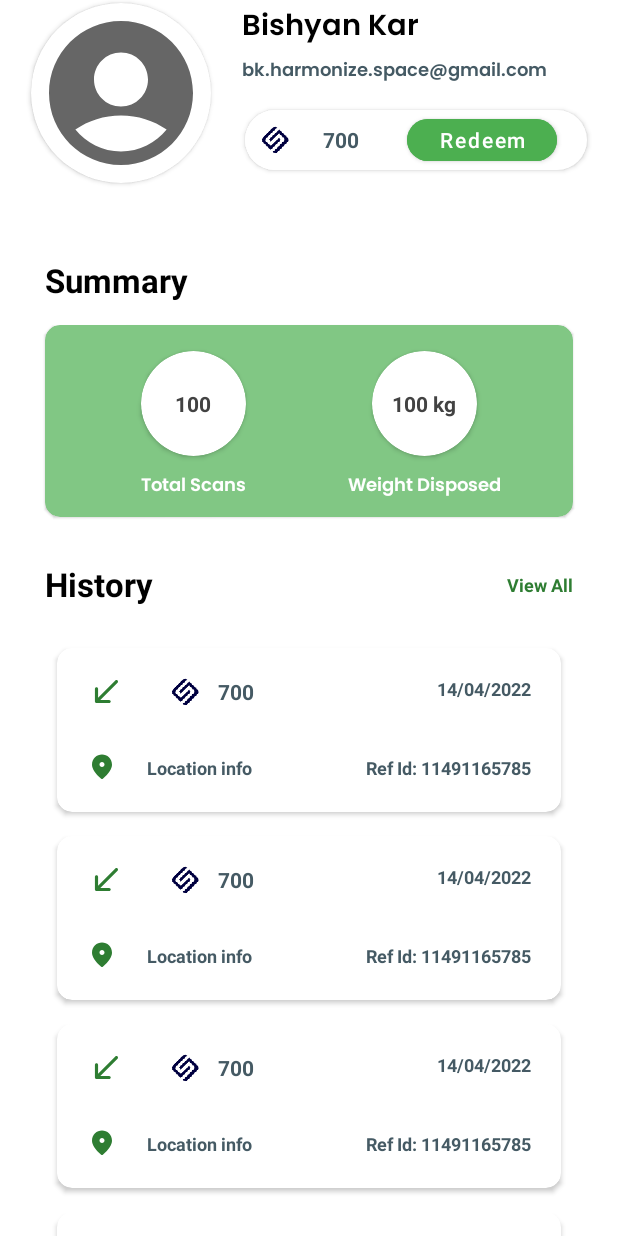
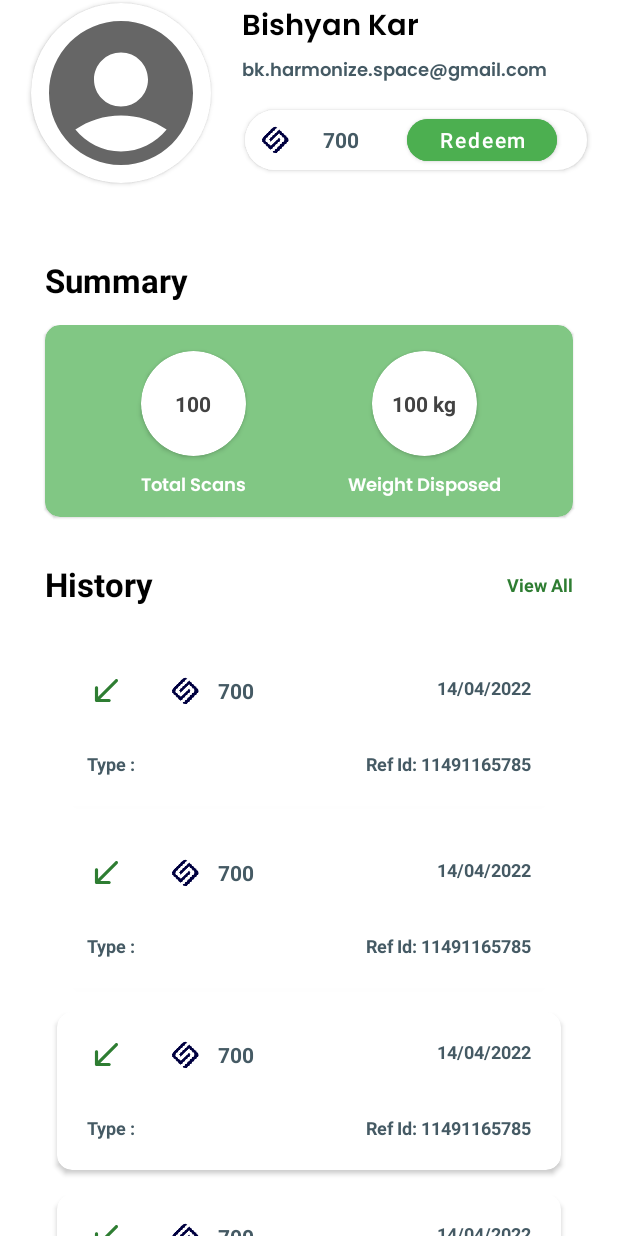
Before and after one commit to BishyanKar/Smart-Bin-Android, an Android app: the layout fragment_profile.xml on its own in the app's theme, with its tools: preview values and no code run, on a phone screen of 412 x 824 dp. Run offline under Robolectric (Android 15) with nearby library versions, the phone set to English and light mode, and no system bars; network calls fail.

Commit message:
user, transaction and bin api integration started(buggy)

```diff
--- a/app/src/main/java/com/example/smartbin/di/CoreModule.kt
+++ b/app/src/main/java/com/example/smartbin/di/CoreModule.kt
@@ -71,7 +71,7 @@
         return ScannerRepo()
     }
     @Provides
-    fun provideProfileRepository(): ProfileRepo {
-        return ProfileRepo()
+    fun provideProfileRepository(apiService: ApiService): ProfileRepo {
+        return ProfileRepo(apiService)
     }
 }
--- a/app/src/main/java/com/example/smartbin/model/remote/TransactionResponse.kt
+++ b/app/src/main/java/com/example/smartbin/model/remote/TransactionResponse.kt
@@ -1,6 +1,5 @@
 package com.example.smartbin.model.remote
 
-import android.view.SurfaceControl.Transaction
 import com.google.gson.annotations.Expose
 import com.google.gson.annotations.SerializedName
 
--- a/app/src/main/res/layout/layout_item_history.xml
+++ b/app/src/main/res/layout/layout_item_history.xml
@@ -86,16 +86,17 @@
                 app:layout_constraintStart_toStartOf="parent"
                 android:layout_margin="20dp"
                 android:src="@drawable/round_place_24"
+                android:visibility="gone"
                 />
             <TextView
-                android:id="@+id/tv_location"
+                android:id="@+id/tv_category"
                 android:layout_width="wrap_content"
                 android:layout_height="wrap_content"
-                app:layout_constraintStart_toEndOf="@id/iv_location"
-                app:layout_constraintTop_toTopOf="@id/iv_location"
-                app:layout_constraintBottom_toBottomOf="@id/iv_location"
-                android:layout_marginStart="20dp"
-                android:text="Location info"
+                app:layout_constraintTop_toBottomOf="@id/ll_coin"
+                app:layout_constraintBottom_toBottomOf="parent"
+                app:layout_constraintStart_toStartOf="parent"
+                android:layout_margin="20dp"
+                android:text="Type : "
                 android:textSize="12sp"
                 android:textStyle="bold"
                 android:textColor="@color/material_blue_grey_700"
@@ -105,10 +106,10 @@
                 android:id="@+id/tv_ref_no"
                 android:layout_width="wrap_content"
                 android:layout_height="wrap_content"
-                app:layout_constraintTop_toTopOf="@id/tv_location"
+                app:layout_constraintTop_toTopOf="@id/tv_category"
                 app:layout_constraintEnd_toEndOf="parent"
                 android:layout_marginHorizontal="20dp"
-                app:layout_constraintBottom_toBottomOf="@id/tv_location"
+                app:layout_constraintBottom_toBottomOf="@id/tv_category"
                 android:text="Ref Id: 11491165785"
                 android:textSize="12sp"
                 android:textStyle="bold"
```
Also changed, not shown: app/src/main/java/com/example/smartbin/adapter/TransactionAdapter.kt (added, +54 -0 lines), app/src/main/java/com/example/smartbin/repos/ProfileRepo.kt (+10 -0 lines), app/src/main/java/com/example/smartbin/ui/profile/ProfileFragment.kt (+23 -0 lines), app/src/main/java/com/example/smartbin/ui/profile/ProfileViewModel.kt (+11 -0 lines).
